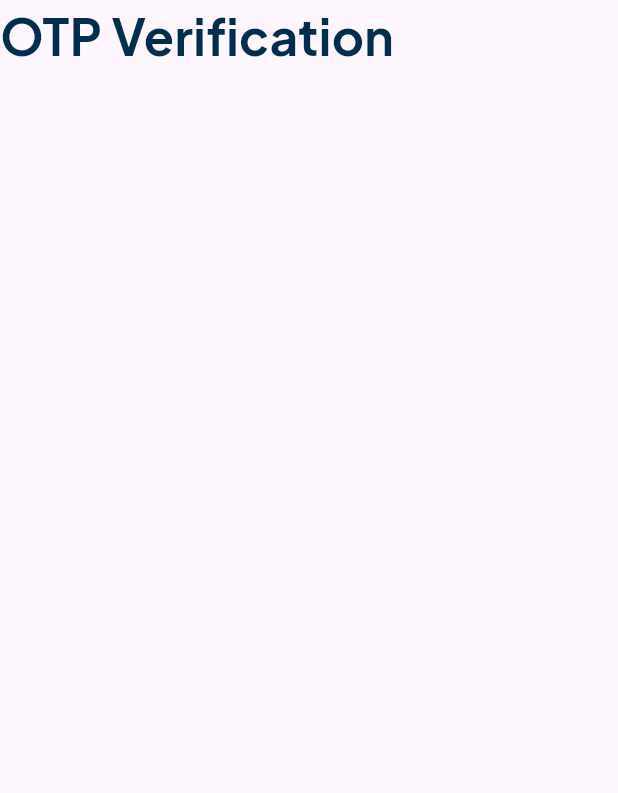
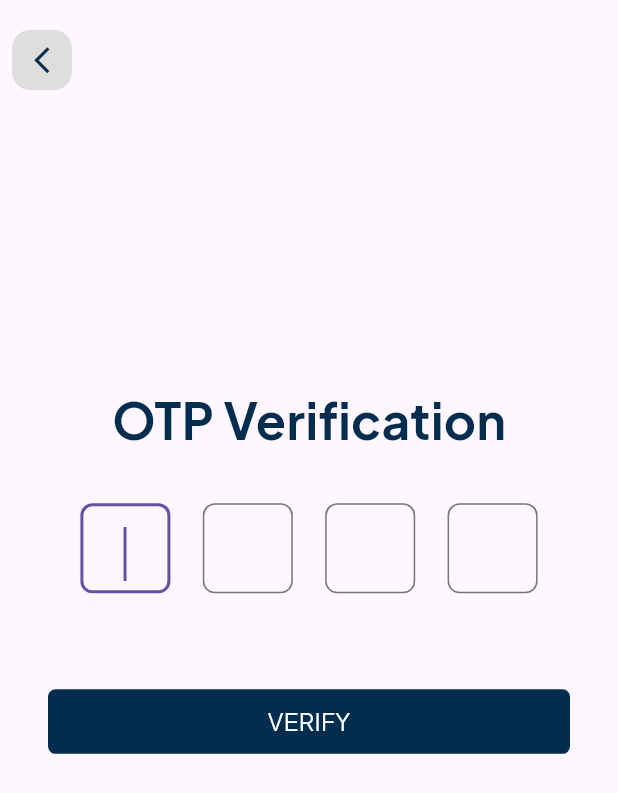
Before and after one commit to Adham167/educational_system, a Flutter app: the OTPVerificationView screen opened by its route, on a phone screen of 412 x 824 dp. Shown: the top 793 px of the screen. Run offline on Flutter 3.47's test engine with Material 3 defaults, Android fonts, the light colour scheme and no system bars; our stand-ins replace bloc, flutter_bloc, go_router.

Commit message:
OTP Verification Page UI

```diff
--- a/lib/features/auth/presentation/views/o_t_p_verification_view.dart
+++ b/lib/features/auth/presentation/views/o_t_p_verification_view.dart
@@ -1,3 +1,4 @@
+import 'package:educational_system/core/utils/widgets/custom_app_bar.dart';
 import 'package:educational_system/features/auth/presentation/widgets/o_t_p_verification_body.dart';
 import 'package:flutter/material.dart';
 
@@ -6,8 +7,6 @@ class OTPVerificationView extends StatelessWidget {
 
   @override
   Widget build(BuildContext context) {
-    return Scaffold(
-      body: OTPVerificationBody(),
-    );
+    return Scaffold(appBar: CustomAppBar(), body: OTPVerificationBody());
   }
 }
--- a/lib/features/auth/presentation/views/password_changed_view.dart
+++ b/lib/features/auth/presentation/views/password_changed_view.dart
@@ -1,3 +1,4 @@
+import 'package:educational_system/features/auth/presentation/widgets/password_changed_body.dart';
 import 'package:flutter/material.dart';
 
 class PasswordChangedView extends StatelessWidget {
@@ -5,6 +6,6 @@ class PasswordChangedView extends StatelessWidget {
 
   @override
   Widget build(BuildContext context) {
-    return const Placeholder();
+    return Scaffold(body: PasswordChangedBody());
   }
 }
--- a/lib/features/auth/presentation/widgets/o_t_p_verification_body.dart
+++ b/lib/features/auth/presentation/widgets/o_t_p_verification_body.dart
@@ -1,17 +1,144 @@
+import 'package:educational_system/core/utils/app_colors.dart';
 import 'package:educational_system/core/utils/app_styles.dart';
+import 'package:educational_system/core/utils/widgets/custom_elevated_button.dart';
 import 'package:flutter/material.dart';
+import 'package:flutter/services.dart';
 
-class OTPVerificationBody extends StatelessWidget {
-  const OTPVerificationBody({
-    super.key,
-  });
+class OTPVerificationBody extends StatefulWidget {
+  final int length;
+  const OTPVerificationBody({super.key, this.length = 4});
+
+  @override
+  State<OTPVerificationBody> createState() => _OTPVerificationBodyState();
+}
+
+class _OTPVerificationBodyState extends State<OTPVerificationBody> {
+  late List<TextEditingController> _controllers;
+  late List<FocusNode> _focusNodes;
+
+  @override
+  void initState() {
+    super.initState();
+    _controllers = List.generate(widget.length, (_) => TextEditingController());
+    _focusNodes = List.generate(widget.length, (_) => FocusNode());
+  }
+
+  @override
+  void dispose() {
+    for (final c in _controllers) c.dispose();
+    for (final f in _focusNodes) f.dispose();
+    super.dispose();
+  }
+
+  void _onChanged(String value, int index) {
+// ### حالة اللصق: لو ال value أطول من 1 فالمستخدم عمل paste
+    if (value.length > 1) {
+      final pasted = value;
+      for (int i = 0; i < widget.length; i++) {
+        final char = i < pasted.length ? pasted[i] : '';
+        _controllers[i].text = char;
+      }
+      final code = _controllers.map((c) => c.text).join();
+      if (code.length == widget.length) _verify(code);
+      // نعطي التركيز لآخر خانة تم ملؤها
+      final lastIndex =
+          pasted.length >= widget.length ? widget.length - 1 : pasted.length;
+      _focusNodes[lastIndex].requestFocus();
+      return;
+    }
+
+    // ### حالة الإدخال العادي
+    if (value.isNotEmpty) {
+      // ننتقل للخانة اللي بعده
+      if (index + 1 != widget.length) {
+        _focusNodes[index + 1].requestFocus();
+      } else {
+        // آخر خانة: نفك الفوكس ونتحقق
+        _focusNodes[index].unfocus();
+        final code = _controllers.map((c) => c.text).join();
+        if (code.length == widget.length) _verify(code);
+      }
+    } else {
+      // لو المستخدم مسح الحرف (حصلت قيمة فارغة) نرجع للخانة اللي قبلها
+      if (index > 0) {
+        _focusNodes[index - 1].requestFocus();
+        _controllers[index - 1].selection = TextSelection.fromPosition(
+          TextPosition(offset: _controllers[index - 1].text.length),
+        );
+      }
+    }
+  }
+
+  void _verify(String code) {
+    // هنا تحط ال API call أو أي شيء لازم يتعمل لما الكود كامل
+    print('OTP entered: $code');
+    ScaffoldMessenger.of(
+      context,
+    ).showSnackBar(SnackBar(content: Text('OTP = $code')));
+  }
 
   @override
   Widget build(BuildContext context) {
-    return Column(
-      children: [
-        Text("OTP Verification",style: AppStyles.styleBold33,)
-      ],
+    return SafeArea(
+      child: Padding(
+        padding: const EdgeInsets.symmetric(horizontal: 32.0),
+        child: Column(
+          children: [
+            Spacer(flex: 3),
+            Align(
+              alignment: Alignment.center,
+              child: Text("OTP Verification", style: AppStyles.styleBold33),
+            ),
+            Spacer(flex: 1),
+            Row(
+              mainAxisAlignment: MainAxisAlignment.spaceEvenly,
+              children: List.generate(widget.length, (index) {
+                return SizedBox(
+                  width: 60,
+                  height: 60,
+                  child: TextField(
+                    controller: _controllers[index],
+                    focusNode: _focusNodes[index],
+                    autofocus: index == 0,
+                    textAlign: TextAlign.center,
+                    keyboardType: TextInputType.number,
+                    inputFormatters: [
+                      FilteringTextInputFormatter.digitsOnly,
+                      LengthLimitingTextInputFormatter(1),
+                    ],
+                    maxLength: 1,
+                    decoration: InputDecoration(
+                      counterText: '',
+                      border: OutlineInputBorder(
+                        borderRadius: BorderRadius.circular(8),
+                      ),
+                    ),
+                    style: TextStyle(fontSize: 24, fontWeight: FontWeight.bold),
+                    onChanged: (value) => _onChanged(value, index),
+                  ),
+                );
+              }),
+            ),
+            SizedBox(height: 64),
+            CustomElevatedButton(
+              text: "VERIFY",
+              textStyle: AppStyles.styleRegularWhite16,
+              ontap: () {
+                final code = _controllers.map((c) => c.text).join();
+                if (code.length == widget.length)
+                  _verify(code);
+                else
+                  ScaffoldMessenger.of(context).showSnackBar(
+                    SnackBar(content: Text('Please complete the code')),
+                  );
+              },
+              color: AppColors.primary,
+              Width: MediaQuery.of(context).size.width,
+            ),
+            Spacer(flex: 10),
+          ],
+        ),
+      ),
     );
   }
 }
```
Also changed, not shown: lib/features/auth/presentation/widgets/password_changed_body.dart (added, +42 -0 lines).
